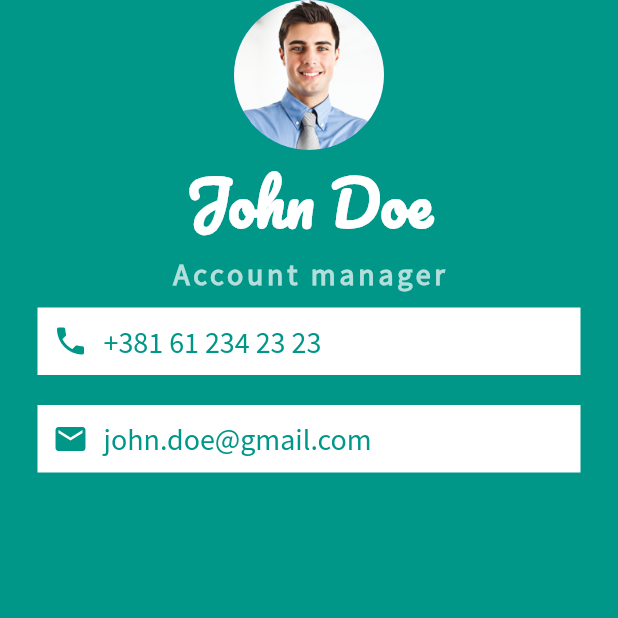
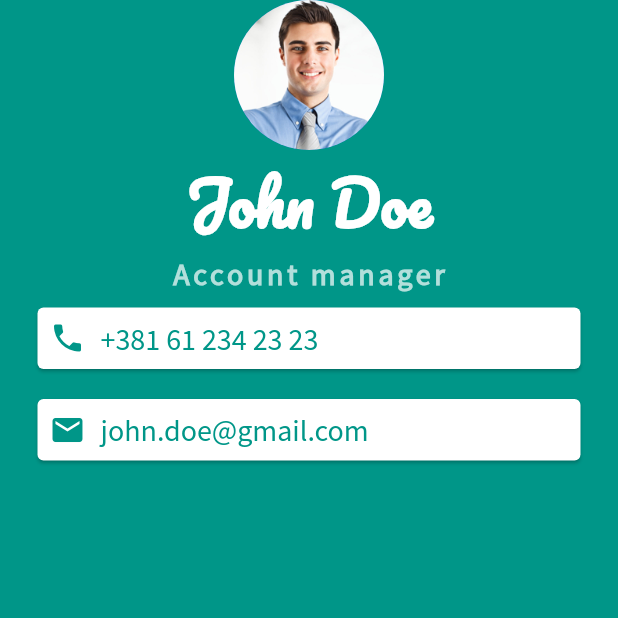
Before and after one commit to stefan-sentic/flutter_learning, a Flutter app: the screen it shows after launch, on a phone screen of 412 x 824 dp, the top half of it. Run offline on Flutter 3.47's test engine with Material 2 defaults, Android fonts, the light colour scheme and no system bars.

Commit message:
implement mi-card using Card widget

```diff
--- a/lib/main.dart
+++ b/lib/main.dart
@@ -36,12 +36,11 @@ class MiCardApp extends StatelessWidget {
                   color: Colors.teal.shade100,
                 ),
               ),
-              Container(
-                color: Colors.white,
-                padding: const EdgeInsets.all(10),
-                margin:
-                    const EdgeInsets.symmetric(horizontal: 25, vertical: 10),
-                child: const Row(
+              const Card(
+                margin: EdgeInsets.symmetric(horizontal: 25, vertical: 10),
+                child: Padding(
+                  padding: EdgeInsets.all(8.0),
+                  child: Row(
                     children: [
                       Icon(
                         Icons.phone,
@@ -61,12 +60,12 @@ class MiCardApp extends StatelessWidget {
                     ],
                   ),
                 ),
-              Container(
-                color: Colors.white,
-                padding: const EdgeInsets.all(10),
-                margin:
-                    const EdgeInsets.symmetric(horizontal: 25, vertical: 10),
-                child: const Row(
+              ),
+              const Card(
+                margin: EdgeInsets.symmetric(horizontal: 25, vertical: 10),
+                child: Padding(
+                  padding: EdgeInsets.all(8.0),
+                  child: Row(
                     children: [
                       Icon(
                         Icons.email,
@@ -86,6 +85,7 @@ class MiCardApp extends StatelessWidget {
                     ],
                   ),
                 ),
+              ),
             ],
           ),
         ),
```
Lines whose indentation alone changed are shown as unchanged.
